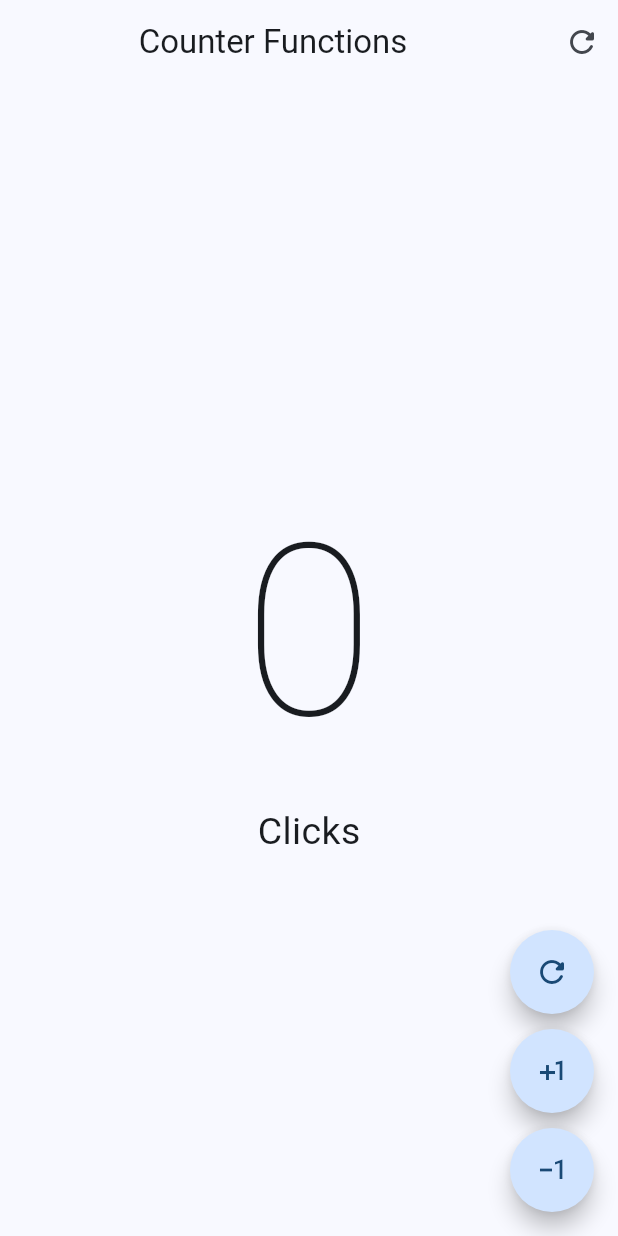
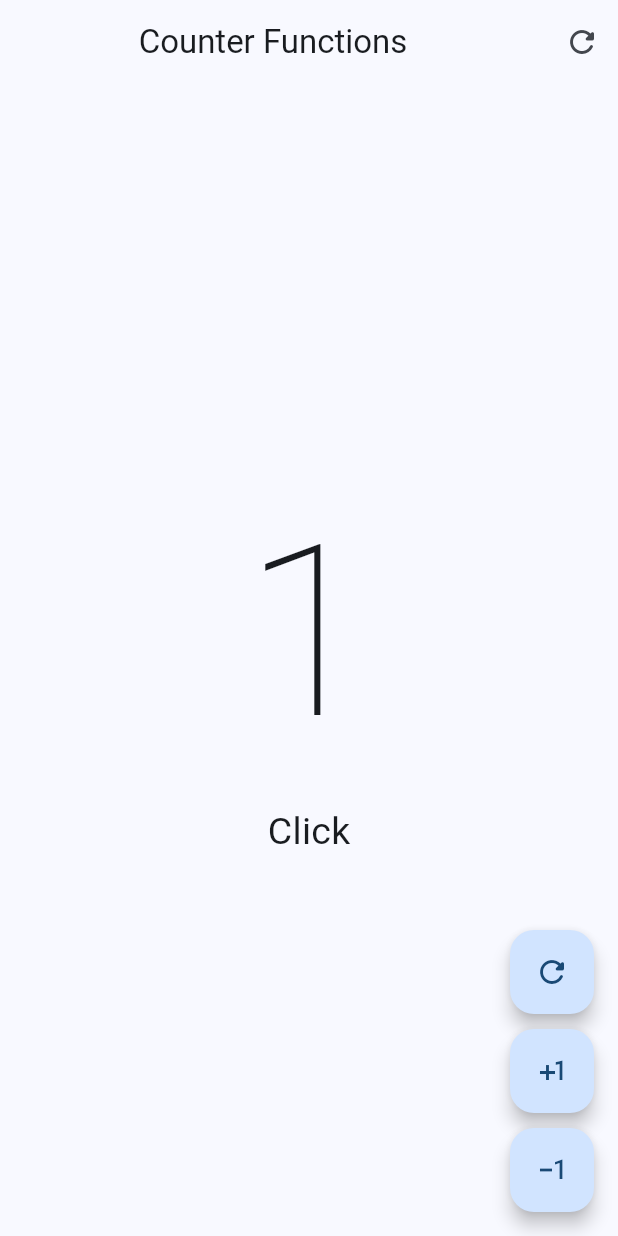
Before and after one commit to Armando-coder-gif/hello-world-dart, a Flutter app: the screen it shows after launch, after a tap on the "plus one" icon, on a phone screen of 412 x 824 dp. Run offline on Flutter 3.47's test engine with Material 3 defaults, Android fonts, the phone set to English and light mode, and no system bars.

```diff
--- a/hello_world/lib/presentation/screens/counter/counter_functions_screen.dart
+++ b/hello_world/lib/presentation/screens/counter/counter_functions_screen.dart
@@ -44,15 +44,37 @@ class _CounterFunctionsScreenState extends State<CounterFunctionsScreen> {
         floatingActionButton: Column(
           mainAxisAlignment: MainAxisAlignment.end,
           children: [
-            CustomButton(icon: Icons.refresh_rounded),
+            CustomButton(
+              icon: Icons.refresh_rounded,
+              onPress: () {
+                setState(() {
+                  clickCounter = 0;
+                });
+              },
+            ),
             const SizedBox(
               height: 10,
             ),
-            CustomButton(icon: Icons.plus_one_outlined),
+            CustomButton(
+              icon: Icons.plus_one_outlined,
+              onPress: () {
+                setState(() {
+                  clickCounter++;
+                });
+              },
+            ),
             const SizedBox(
               height: 10,
             ),
-           CustomButton(icon: Icons.exposure_minus_1),
+            CustomButton(
+              icon: Icons.exposure_minus_1,
+              onPress: () {
+                setState(() {
+                  if (clickCounter == 0) return;
+                  clickCounter--;
+                });
+              },
+            ),
           ],
         ));
   }
@@ -60,17 +82,21 @@ class _CounterFunctionsScreenState extends State<CounterFunctionsScreen> {
 
 class CustomButton extends StatelessWidget {
   final IconData icon;
-  // final onPress
+  final VoidCallback onPress;
 
   const CustomButton({
-    super.key, required this.icon,
+    super.key,
+    required this.icon,
+    required this.onPress,
   });
 
   @override
   Widget build(BuildContext context) {
     return FloatingActionButton(
-      shape: const StadiumBorder(),
-      onPressed: () {},
+      // shape: const StadiumBorder(),
+      enableFeedback: true,
+      elevation: 5,
+      onPressed: onPress,
       child: Icon(icon),
     );
   }
```
